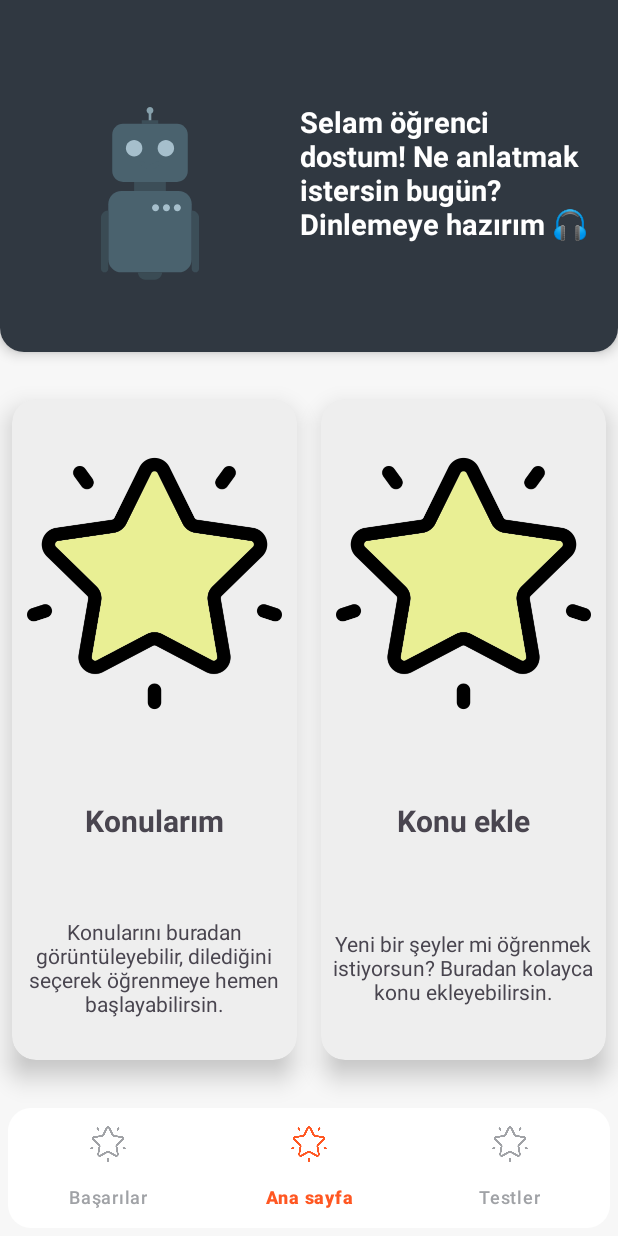
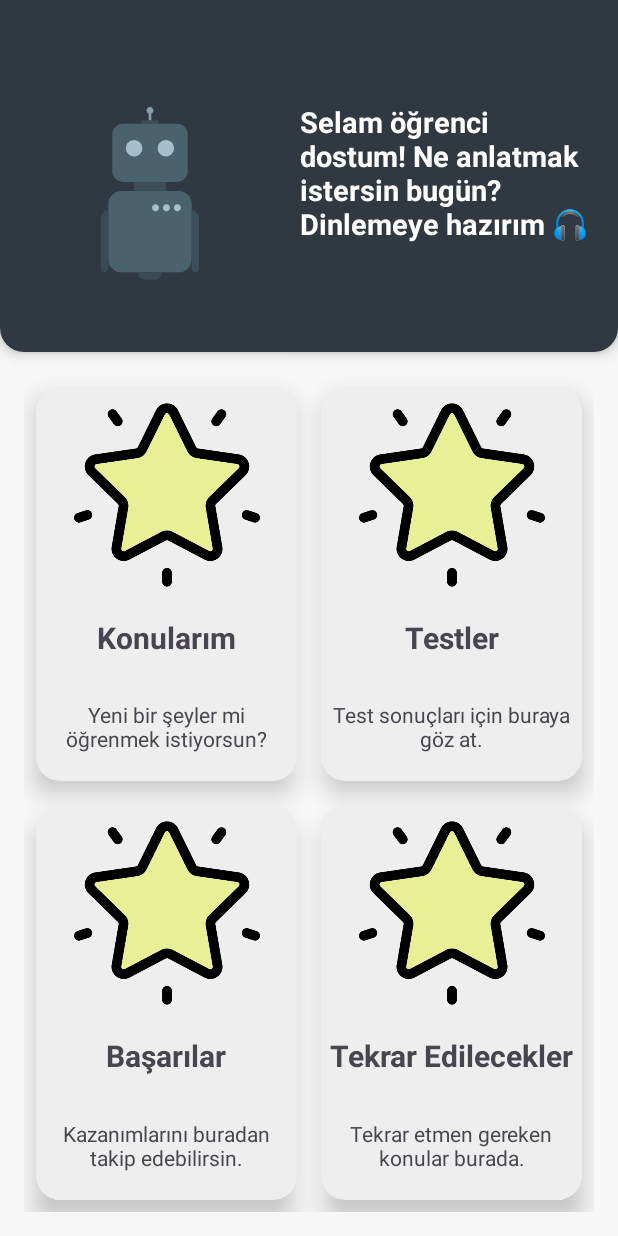
Before and after one commit to GoogleAcademyAiGroup7/TeachIt, an Android app: the screen it shows after launch (MainActivity), on a phone screen of 412 x 824 dp. Run offline under Robolectric (Android 15) with nearby library versions, the phone set to English and light mode, and no system bars; our stand-ins replace Dagger/Hilt's generated code, navigation-ui; 1 statement that could not run was skipped.

Commit message:
New home page design.

```diff
--- a/app/src/main/AndroidManifest.xml
+++ b/app/src/main/AndroidManifest.xml
@@ -3,6 +3,7 @@
     xmlns:tools="http://schemas.android.com/tools">
 
     <application
+        android:name=".di.TeachItApp"
         android:allowBackup="true"
         android:dataExtractionRules="@xml/data_extraction_rules"
         android:fullBackupContent="@xml/backup_rules"
--- a/app/src/main/res/drawable/bottom_nav_item_tint.xml
+++ /dev/null
@@ -1,5 +0,0 @@
-<?xml version="1.0" encoding="utf-8"?>
-<selector xmlns:android="http://schemas.android.com/apk/res/android">
-    <item android:state_checked="true" android:color="@color/orange" />
-    <item android:state_checked="false" android:color="@color/gray"/>
-</selector>
--- a/app/src/main/res/layout/activity_main.xml
+++ b/app/src/main/res/layout/activity_main.xml
@@ -61,26 +61,11 @@
         android:layout_width="0dp"
         android:layout_height="0dp"
         app:defaultNavHost="true"
-        app:layout_constraintBottom_toTopOf="@+id/bottomNavigationView"
+        app:layout_constraintBottom_toBottomOf="parent"
         app:layout_constraintEnd_toEndOf="parent"
         app:layout_constraintStart_toStartOf="parent"
         app:layout_constraintTop_toBottomOf="@+id/cardView"
         app:navGraph="@navigation/my_graph" />
 
-    <com.google.android.material.bottomnavigation.BottomNavigationView
-        android:id="@+id/bottomNavigationView"
-        android:layout_width="0dp"
-        android:layout_height="wrap_content"
-        android:layout_margin="5dp"
-        android:background="@drawable/round_corner"
-        app:itemActiveIndicatorStyle="@null"
-        app:itemIconTint="@drawable/bottom_nav_item_tint"
-        app:itemRippleColor="@color/bejColor"
-        app:itemTextColor="@drawable/bottom_nav_item_tint"
-        app:layout_constraintBottom_toBottomOf="parent"
-        app:layout_constraintEnd_toEndOf="parent"
-        app:layout_constraintStart_toStartOf="parent"
-        app:menu="@menu/bottom_nav_menu" />
-
 
 </androidx.constraintlayout.widget.ConstraintLayout>
--- a/app/src/main/res/layout/fragment_home.xml
+++ b/app/src/main/res/layout/fragment_home.xml
@@ -7,22 +7,28 @@
     android:background="@color/my_white"
     tools:context=".fragments.HomeFragment">
 
+    <androidx.gridlayout.widget.GridLayout
+        android:layout_width="0dp"
+        android:layout_height="0dp"
+        android:padding="16dp"
+        app:columnCount="2"
+        app:layout_constraintBottom_toBottomOf="parent"
+        app:layout_constraintEnd_toEndOf="parent"
+        app:layout_constraintStart_toStartOf="parent"
+        app:layout_constraintTop_toTopOf="parent"
+        app:rowCount="2">
+
         <androidx.cardview.widget.CardView
-        android:id="@+id/cardView3"
+            android:id="@+id/myTopicsCardView"
             android:layout_width="0dp"
             android:layout_height="0dp"
             android:layout_marginStart="8dp"
-        android:layout_marginTop="32dp"
-        android:layout_marginEnd="8dp"
-        android:layout_marginBottom="32dp"
+            android:layout_margin="8dp"
             app:cardBackgroundColor="@color/bejColor"
             app:cardCornerRadius="16dp"
             app:cardElevation="10dp"
-        app:layout_constraintBottom_toBottomOf="parent"
-        app:layout_constraintEnd_toStartOf="@+id/cardView2"
-        app:layout_constraintHorizontal_bias="0.5"
-        app:layout_constraintStart_toStartOf="parent"
-        app:layout_constraintTop_toTopOf="parent">
+            app:layout_columnWeight="1"
+            app:layout_rowWeight="1">
 
             <LinearLayout
                 android:layout_width="match_parent"
@@ -32,7 +38,6 @@
                 android:weightSum="7">
 
                 <ImageView
-                android:id="@+id/imageView"
                     android:layout_width="match_parent"
                     android:layout_height="0dp"
                     android:layout_weight="4"
@@ -41,7 +46,6 @@
                     android:src="@drawable/icon_color" />
 
                 <TextView
-                android:id="@+id/textView3"
                     android:layout_width="match_parent"
                     android:layout_height="0dp"
                     android:layout_margin="5dp"
@@ -53,33 +57,26 @@
 
 
                 <TextView
-                android:id="@+id/textView67"
                     android:layout_width="match_parent"
                     android:layout_height="0dp"
                     android:layout_marginStart="5dp"
                     android:layout_marginEnd="5dp"
                     android:layout_weight="2"
                     android:gravity="center"
-                android:text="Konularını buradan görüntüleyebilir, dilediğini seçerek öğrenmeye hemen başlayabilirsin." />
+                    android:text="Yeni bir şeyler mi öğrenmek istiyorsun?" />
             </LinearLayout>
         </androidx.cardview.widget.CardView>
 
         <androidx.cardview.widget.CardView
-        android:id="@+id/cardView2"
+            android:id="@+id/myTestsCardView"
             android:layout_width="0dp"
             android:layout_height="0dp"
-        android:layout_marginStart="8dp"
-        android:layout_marginTop="32dp"
-        android:layout_marginEnd="8dp"
-        android:layout_marginBottom="32dp"
+            android:layout_margin="8dp"
             app:cardBackgroundColor="@color/bejColor"
             app:cardCornerRadius="16dp"
             app:cardElevation="10dp"
-        app:layout_constraintBottom_toBottomOf="parent"
-        app:layout_constraintEnd_toEndOf="parent"
-        app:layout_constraintHorizontal_bias="0.5"
-        app:layout_constraintStart_toEndOf="@+id/cardView3"
-        app:layout_constraintTop_toTopOf="parent">
+            app:layout_columnWeight="1"
+            app:layout_rowWeight="1">
 
             <LinearLayout
                 android:layout_width="match_parent"
@@ -89,7 +86,6 @@
                 android:weightSum="7">
 
                 <ImageView
-                android:id="@+id/imageView2"
                     android:layout_width="match_parent"
                     android:layout_height="0dp"
                     android:layout_weight="4"
@@ -98,25 +94,122 @@
                     android:src="@drawable/icon_color" />
 
                 <TextView
-                android:id="@+id/textView5"
                     android:layout_width="match_parent"
                     android:layout_height="0dp"
                     android:layout_margin="5dp"
                     android:layout_weight="1"
                     android:gravity="center"
-                android:text="Konu ekle"
+                    android:text="Testler"
                     android:textSize="20sp"
                     android:textStyle="bold" />
 
                 <TextView
-                android:id="@+id/textView55"
                     android:layout_width="match_parent"
                     android:layout_height="0dp"
                     android:layout_marginStart="5dp"
                     android:layout_marginEnd="5dp"
                     android:layout_weight="2"
                     android:gravity="center"
-                android:text="Yeni bir şeyler mi öğrenmek istiyorsun? Buradan kolayca konu ekleyebilirsin." />
+                    android:text="Test sonuçları için buraya göz at." />
             </LinearLayout>
         </androidx.cardview.widget.CardView>
+
+
+        <androidx.cardview.widget.CardView
+            android:id="@+id/achievementsCardView"
+            android:layout_width="0dp"
+            android:layout_height="0dp"
+            android:layout_margin="8dp"
+            app:cardBackgroundColor="@color/bejColor"
+            app:cardCornerRadius="16dp"
+            app:layout_columnWeight="1"
+            app:layout_rowWeight="1"
+            app:cardElevation="10dp">
+
+            <LinearLayout
+                android:layout_width="match_parent"
+                android:layout_height="match_parent"
+                android:gravity="center"
+                android:orientation="vertical"
+                android:weightSum="7">
+
+                <ImageView
+                    android:layout_width="match_parent"
+                    android:layout_height="0dp"
+                    android:layout_weight="4"
+                    android:padding="10dp"
+                    android:scaleType="centerInside"
+                    android:src="@drawable/icon_color" />
+
+                <TextView
+                    android:layout_width="match_parent"
+                    android:layout_height="0dp"
+                    android:layout_margin="5dp"
+                    android:layout_weight="1"
+                    android:gravity="center"
+                    android:text="Başarılar"
+                    android:textSize="20sp"
+                    android:textStyle="bold" />
+
+                <TextView
+                    android:layout_width="match_parent"
+                    android:layout_height="0dp"
+                    android:layout_marginStart="5dp"
+                    android:layout_marginEnd="5dp"
+                    android:layout_weight="2"
+                    android:gravity="center"
+                    android:text="Kazanımlarını buradan takip edebilirsin." />
+            </LinearLayout>
+        </androidx.cardview.widget.CardView>
+
+        <androidx.cardview.widget.CardView
+            android:id="@+id/reviewTopicsCardView"
+            android:layout_width="0dp"
+            android:layout_height="0dp"
+            android:layout_margin="8dp"
+            app:cardBackgroundColor="@color/bejColor"
+            app:cardCornerRadius="16dp"
+            app:cardElevation="10dp"
+            app:layout_columnWeight="1"
+            app:layout_rowWeight="1">
+
+            <LinearLayout
+                android:layout_width="match_parent"
+                android:layout_height="match_parent"
+                android:gravity="center"
+                android:orientation="vertical"
+                android:weightSum="7">
+
+                <ImageView
+                    android:layout_width="match_parent"
+                    android:layout_height="0dp"
+                    android:layout_weight="4"
+                    android:padding="10dp"
+                    android:scaleType="centerInside"
+                    android:src="@drawable/icon_color" />
+
+                <TextView
+                    android:layout_width="match_parent"
+                    android:layout_height="0dp"
+                    android:layout_margin="5dp"
+                    android:layout_weight="1"
+                    android:gravity="center"
+                    android:text="Tekrar Edilecekler"
+                    android:textSize="20sp"
+                    android:textStyle="bold" />
+
+                <TextView
+                    android:layout_width="match_parent"
+                    android:layout_height="0dp"
+                    android:layout_marginStart="5dp"
+                    android:layout_marginEnd="5dp"
+                    android:layout_weight="2"
+                    android:gravity="center"
+                    android:text="Tekrar etmen gereken konular burada." />
+            </LinearLayout>
+        </androidx.cardview.widget.CardView>
+
+    </androidx.gridlayout.widget.GridLayout>
+
+
 </androidx.constraintlayout.widget.ConstraintLayout>
--- a/app/src/main/res/menu/bottom_nav_menu.xml
+++ /dev/null
@@ -1,17 +0,0 @@
-<?xml version="1.0" encoding="utf-8"?>
-<menu xmlns:android="http://schemas.android.com/apk/res/android">
-    <item
-        android:id="@+id/achievementsFragment"
-        android:title="Başarılar"
-        android:icon="@drawable/icon"/>
-
-    <item
-        android:id="@+id/homeFragment"
-        android:title="Ana sayfa"
-        android:icon="@drawable/icon"/>
-
-    <item
-        android:id="@+id/testsFragment"
-        android:title="Testler"
-        android:icon="@drawable/icon"/>
-</menu>
```
Lines whose indentation alone changed are shown as unchanged.
